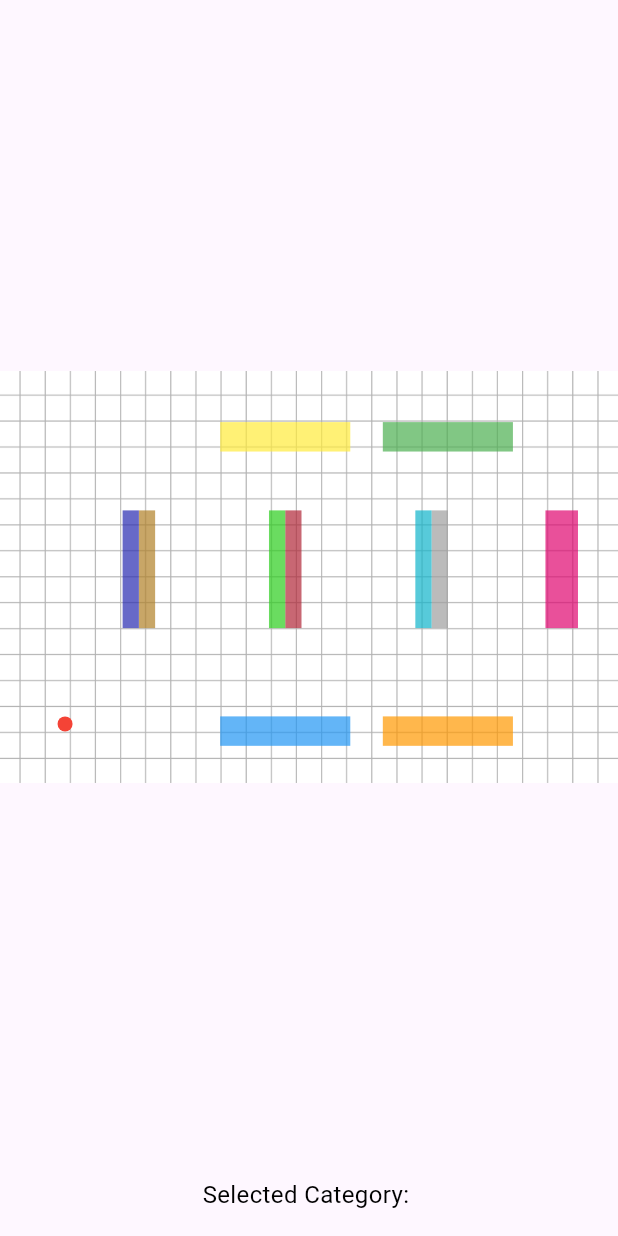
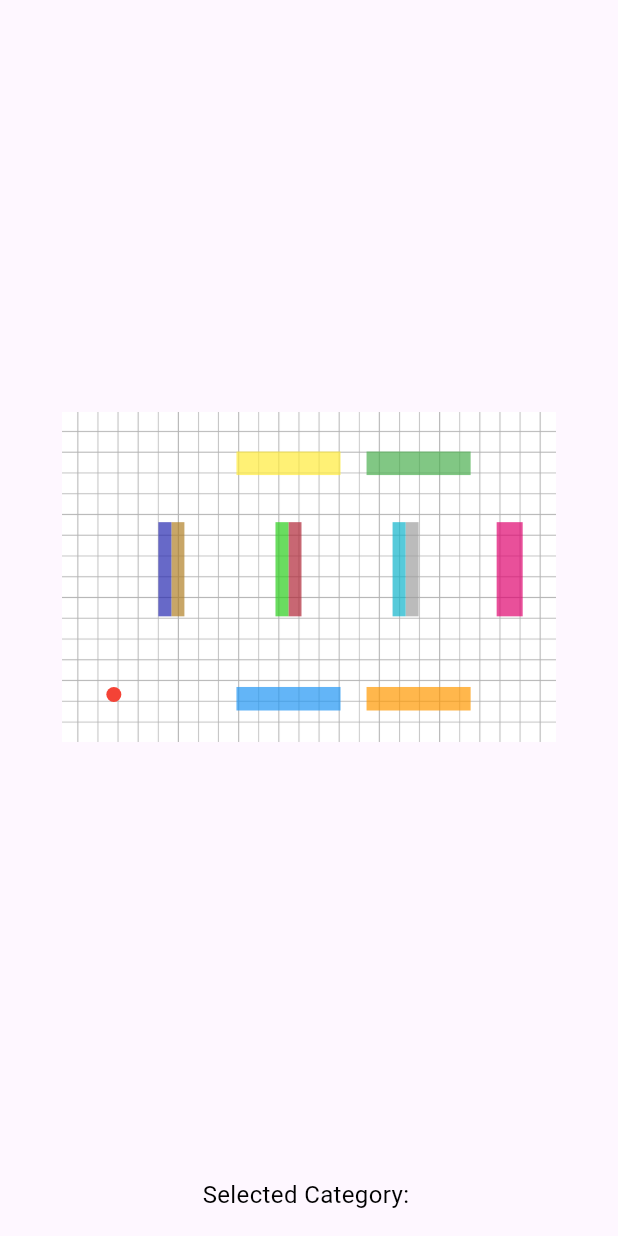
Before and after one commit to hanxi27/Admin-Website, a Flutter app: the MapPage screen opened by its route, on a phone screen of 412 x 824 dp. Run offline on Flutter 3.47's test engine with Material 3 defaults, Android fonts, the phone set to English and light mode, and no system bars; our stand-ins replace cloud_firestore, file_picker, firebase_analytics, firebase_auth, firebase_core, firebase_database and 3 more; accounts and stored records are empty; project files that could hold a hidden picture were left out.

Commit message:
Update map_page.dart

```diff
--- a/lib/Map/map_page.dart
+++ b/lib/Map/map_page.dart
@@ -1,4 +1,3 @@
-// lib/Map/map_page.dart
 import 'package:flutter/material.dart';
 import 'region.dart' as myRegion; // Import the region.dart file with a prefix
 
@@ -42,9 +41,8 @@ class _MapPageState extends State<MapPage> {
   @override
   Widget build(BuildContext context) {
     return Scaffold(
-      body: Stack(
-        children: [
-          Column(
+      body: Center(
+        child: Column(
           mainAxisAlignment: MainAxisAlignment.center,
           children: [
             Expanded(
@@ -55,7 +53,7 @@ class _MapPageState extends State<MapPage> {
                     final aspectRatio = 1.5; // Width / Height (1.5 / 1.0)
 
                     // Calculate the dimensions of the floorplan
-                      final floorplanWidth = constraints.maxWidth;
+                    final floorplanWidth = constraints.maxWidth * 0.8; // Adjusted for web layout
                     final floorplanHeight = floorplanWidth / aspectRatio;
 
                     // Calculate the size of the selectable regions
@@ -66,10 +64,8 @@ class _MapPageState extends State<MapPage> {
                       return (value - minValue) / (maxValue - minValue) * (maxPixel - minPixel) + minPixel;
                     }
 
-                      return SingleChildScrollView(
-                        scrollDirection: Axis.horizontal,
-                        child: SingleChildScrollView(
-                          scrollDirection: Axis.vertical,
+                    return FittedBox(
+                      fit: BoxFit.contain,
                       child: SizedBox(
                         width: floorplanWidth,
                         height: floorplanHeight,
@@ -146,7 +142,6 @@ class _MapPageState extends State<MapPage> {
                           ),
                         ),
                       ),
-                        ),
                     );
                   },
                 ),
@@ -165,7 +160,6 @@ class _MapPageState extends State<MapPage> {
             ),
           ],
         ),
-        ],
       ),
     );
   }
```
Lines whose indentation alone changed are shown as unchanged.
